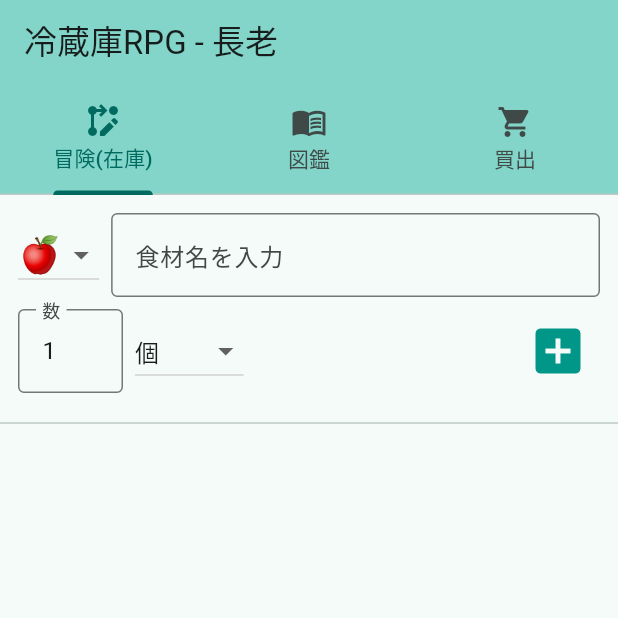
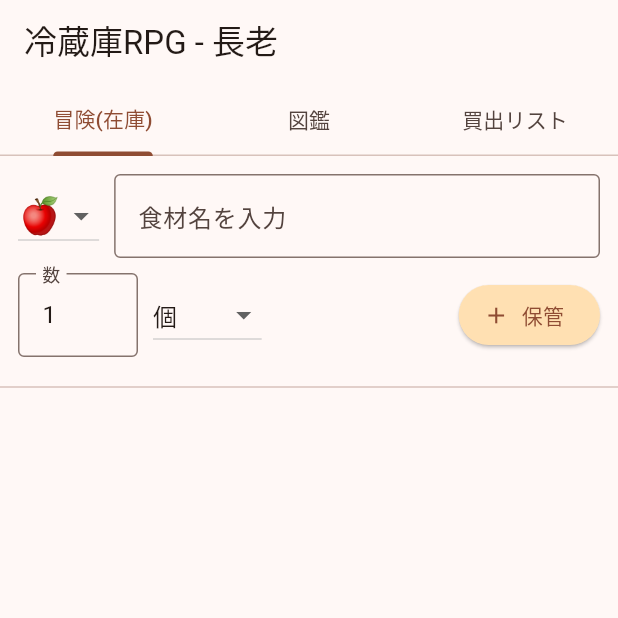
Before and after one commit to cdsa1230126-ai/reizoko_app, a Flutter app: the screen it shows after launch, on a phone screen of 412 x 824 dp, the top half of it. Run offline on Flutter 3.47's test engine with Material 3 defaults, Android fonts, the phone set to English and light mode, and no system bars; our stand-ins replace camera, shared_preferences; missing offline and left inert: dart:html.

Commit message:
Update main.dart

```diff
--- a/lib/main.dart
+++ b/lib/main.dart
@@ -10,7 +10,7 @@ void main() async {
   try {
     cameras = await availableCameras();
   } catch (e) {
-    print("カメラ準備完了（Web）");
+    print("カメラが見つかりません: $e");
   }
   runApp(ReizokoApp(cameras: cameras));
 }
@@ -23,9 +23,8 @@ class ReizokoApp extends StatelessWidget {
   Widget build(BuildContext context) {
     return MaterialApp(
       title: '冷蔵庫RPG',
-      // マテリアル3を維持しつつ、壊れたUIを直す
       theme: ThemeData(
-        colorScheme: ColorScheme.fromSeed(seedColor: Colors.teal),
+        colorScheme: ColorScheme.fromSeed(seedColor: Colors.orange.shade900),
         useMaterial3: true,
       ),
       home: ReizokoHomePage(cameras: cameras),
@@ -49,43 +48,35 @@ class _ReizokoHomePageState extends State<ReizokoHomePage> with TickerProviderSt
 
   final TextEditingController _itemController = TextEditingController();
   final TextEditingController _countController = TextEditingController(text: "1");
-  DateTime _selectedDate = DateTime.now().add(const Duration(days: 7));
   String _selectedIcon = "🍎";
   String _selectedUnit = "個";
   final List<String> _unitOptions = ["個", "kg", "g", "本", "ml", "L", "パック", "袋", "玉"];
-
-  late AnimationController _blinkController;
 
   @override
   void initState() {
     super.initState();
     _loadData();
-    _blinkController = AnimationController(
-      vsync: this,
-      duration: const Duration(milliseconds: 700),
-    )..repeat(reverse: true);
-
     _itemController.addListener(_autoDetectItems);
   }
 
   @override
   void dispose() {
+    _itemController.removeListener(_autoDetectItems);
     _itemController.dispose();
     _countController.dispose();
-    _blinkController.dispose();
     super.dispose();
   }
 
-  // --- 最強機能：お米自動判別 ---
+  // 自動判別アシスト
   void _autoDetectItems() {
     String text = _itemController.text;
     if (text.contains("米") || text.contains("こめ") || text.contains("コメ")) {
       if (_selectedUnit != "kg") {
-        setState(() {
-          _selectedUnit = "kg";
-          _selectedIcon = "🍚";
-          _countController.text = "5"; // 米なら5kg提案
-        });
+        setState(() { _selectedUnit = "kg"; _selectedIcon = "🍚"; _countController.text = "5"; });
+      }
+    } else if (text.contains("牛乳") || text.contains("ミルク") || text.contains("酒")) {
+      if (_selectedUnit != "ml") {
+        setState(() { _selectedUnit = "ml"; _selectedIcon = "🥛"; _countController.text = "1000"; });
       }
     }
   }
@@ -96,7 +87,6 @@ class _ReizokoHomePageState extends State<ReizokoHomePage> with TickerProviderSt
       inventory = List<Map<String, dynamic>>.from(json.decode(prefs.getString('inventory') ?? '[]'));
       shoppingList = prefs.getStringList('shoppingList') ?? [];
       monsterBook = List<Map<String, dynamic>>.from(json.decode(prefs.getString('monsterBook') ?? '[]'));
-      characterMode = prefs.getString('characterMode') ?? "長老";
     });
   }
 
@@ -105,7 +95,6 @@ class _ReizokoHomePageState extends State<ReizokoHomePage> with TickerProviderSt
     await prefs.setString('inventory', json.encode(inventory));
     await prefs.setStringList('shoppingList', shoppingList);
     await prefs.setString('monsterBook', json.encode(monsterBook));
-    await prefs.setString('characterMode', characterMode);
   }
 
   void _addItem() {
@@ -116,7 +105,6 @@ class _ReizokoHomePageState extends State<ReizokoHomePage> with TickerProviderSt
         "icon": _selectedIcon,
         "count": double.tryParse(_countController.text) ?? 1.0,
         "unit": _selectedUnit,
-        "expiry": _selectedDate.toIso8601String(),
       });
       if (!monsterBook.any((m) => m['name'] == _itemController.text)) {
         monsterBook.add({"name": _itemController.text, "icon": _selectedIcon});
@@ -131,9 +119,8 @@ class _ReizokoHomePageState extends State<ReizokoHomePage> with TickerProviderSt
   void _updateCount(int index, double delta) {
     setState(() {
       inventory[index]['count'] += delta;
-      // 計算誤差対策として非常に小さな数字で判定
       if (inventory[index]['count'] <= 0.001) {
-        shoppingList.add(inventory[index]['name']);
+        if (!shoppingList.contains(inventory[index]['name'])) shoppingList.add(inventory[index]['name']);
         inventory.removeAt(index);
       }
     });
@@ -142,19 +129,13 @@ class _ReizokoHomePageState extends State<ReizokoHomePage> with TickerProviderSt
 
   @override
   Widget build(BuildContext context) {
-    // 壊れる前のスッキリしたタブ・レイアウトを復元
     return DefaultTabController(
       length: 3,
       child: Scaffold(
         appBar: AppBar(
           title: Text("冷蔵庫RPG - $characterMode"),
-          backgroundColor: Theme.of(context).colorScheme.inversePrimary,
           bottom: const TabBar(
-            tabs: [
-              Tab(icon: Icon(Icons.rebase_edit), text: "冒険(在庫)"),
-              Tab(icon: Icon(Icons.menu_book), text: "図鑑"),
-              Tab(icon: Icon(Icons.shopping_cart), text: "買出"),
-            ],
+            tabs: [Tab(text: "冒険(在庫)"), Tab(text: "図鑑"), Tab(text: "買出リスト")],
           ),
         ),
         body: TabBarView(
@@ -164,89 +145,72 @@ class _ReizokoHomePageState extends State<ReizokoHomePage> with TickerProviderSt
     );
   }
 
-  // --- 1. 冒険(在庫)ページ ---
   Widget _buildInventoryPage() {
     return Column(
       children: [
-        // スマホでも崩れないように、Paddingを適切に取りレイアウト
         Padding(
           padding: const EdgeInsets.all(12.0),
           child: Column(
             children: [
-              // 1段目：食材名とアイコン
+              // 1段目: アイコン選択と名前入力
               Row(
                 children: [
                   DropdownButton<String>(
                     value: _selectedIcon,
-                    items: ["🍎", "🥩", "🥦", "🥛", "🐟", "🍚", "🥚", "🍞"].map((s) => DropdownMenuItem(value: s, child: Text(s, style: const TextStyle(fontSize: 24)))).toList(),
+                    items: ["🍎", "🥩", "🥦", "🥛", "🐟", "🍚", "🥚"].map((s) => DropdownMenuItem(value: s, child: Text(s, style: const TextStyle(fontSize: 24)))).toList(),
                     onChanged: (v) => setState(() => _selectedIcon = v!),
                   ),
-                  const SizedBox(width: 8),
-                  Expanded(
-                    child: TextField(
-                      controller: _itemController,
-                      decoration: const InputDecoration(labelText: "食材名を入力", border: OutlineInputBorder()),
-                    ),
-                  ),
+                  const SizedBox(width: 10),
+                  Expanded(child: TextField(controller: _itemController, decoration: const InputDecoration(labelText: "食材名を入力", border: OutlineInputBorder()))),
                 ],
               ),
-              const SizedBox(height: 8),
-              // 2段目：数、単位、そして追加ボタン
+              const SizedBox(height: 10),
+              // 2段目: 数量と単位選択
               Row(
                 children: [
-                  SizedBox(
-                    width: 70,
-                    child: TextField(
-                      controller: _countController,
-                      keyboardType: TextInputType.number,
-                      decoration: const InputDecoration(labelText: "数", border: OutlineInputBorder()),
-                    ),
-                  ),
-                  const SizedBox(width: 8),
-                  // ★単位を自分で選べるドロップダウン（UI崩れ防止のためスリムに）
+                  SizedBox(width: 80, child: TextField(controller: _countController, keyboardType: TextInputType.number, decoration: const InputDecoration(labelText: "数", border: OutlineInputBorder()))),
+                  const SizedBox(width: 10),
                   DropdownButton<String>(
                     value: _selectedUnit,
                     items: _unitOptions.map((u) => DropdownMenuItem(value: u, child: Text(u))).toList(),
                     onChanged: (v) => setState(() => _selectedUnit = v!),
                   ),
-                  const Spacer(), // 右端へ寄せる
-                  // 追加ボタンをスッキリと
-                  IconButton(icon: const Icon(Icons.add_box, color: Colors.teal, size: 40), onPressed: _addItem),
+                  const Spacer(),
+                  ElevatedButton.icon(
+                    onPressed: _addItem,
+                    icon: const Icon(Icons.add),
+                    label: const Text("保管"),
+                    style: ElevatedButton.styleFrom(backgroundColor: Colors.orange.shade100),
+                  ),
                 ],
               ),
             ],
           ),
         ),
         const Divider(),
-        // リスト表示（最強機能：お米の消費に対応）
         Expanded(
           child: ListView.builder(
             itemCount: inventory.length,
             itemBuilder: (context, index) {
               final item = inventory[index];
-              final String unit = item['unit'] ?? "個";
-              final bool isRice = unit == "kg";
+              final bool isKg = item['unit'] == "kg";
               return Card(
                 margin: const EdgeInsets.symmetric(horizontal: 10, vertical: 4),
                 child: ListTile(
                   leading: Text(item['icon'], style: const TextStyle(fontSize: 30)),
                   title: Text(item['name']),
-                  // 数を美しく表示（kgなどは小数点2桁まで）
-                  subtitle: Text("${item['count'].toStringAsFixed(isRice ? 2 : 0)} $unit"),
+                  subtitle: Text("${item['count'].toStringAsFixed(isKg ? 2 : 0)} ${item['unit']}"),
                   trailing: Row(
                     mainAxisSize: MainAxisSize.min,
                     children: [
-                      if (isRice) ...[
-                        // 最強機能：1合炊く
-                        ElevatedButton(
-                          onPressed: () => _updateCount(index, -0.15),
-                          style: ElevatedButton.styleFrom(padding: const EdgeInsets.symmetric(horizontal: 8)),
-                          child: const Text("1合"),
-                        ),
+                      if (isKg) ...[
+                        ElevatedButton(onPressed: () => _updateCount(index, -0.15), child: const Text("1合")),
                         const SizedBox(width: 4),
+                        ElevatedButton(onPressed: () => _updateCount(index, -0.30), child: const Text("2合")),
+                      ] else ...[
+                        IconButton(icon: const Icon(Icons.remove_circle_outline, color: Colors.orange), onPressed: () => _updateCount(index, -1)),
+                        IconButton(icon: const Icon(Icons.add_circle_outline, color: Colors.blue), onPressed: () => _updateCount(index, 1)),
                       ],
-                      IconButton(icon: const Icon(Icons.remove_circle_outline, color: Colors.orange), onPressed: () => _updateCount(index, isRice ? -0.5 : -1)),
-                      IconButton(icon: const Icon(Icons.add_circle_outline, color: Colors.blue), onPressed: () => _updateCount(index, isRice ? 0.5 : 1)),
                     ],
                   ),
                 ),
@@ -258,9 +222,33 @@ class _ReizokoHomePageState extends State<ReizokoHomePage> with TickerProviderSt
     );
   }
 
-  // --- 2. 図鑑ページ（今回は機能復元に集中） ---
-  Widget _buildBookPage() { return const Center(child: Text("図鑑モード")); }
+  Widget _buildBookPage() {
+    return GridView.builder(
+      padding: const EdgeInsets.all(10),
+      gridDelegate: const SliverGridDelegateWithFixedCrossAxisCount(crossAxisCount: 3),
+      itemCount: monsterBook.length,
+      itemBuilder: (context, index) {
+        final monster = monsterBook[index];
+        bool inStock = inventory.any((i) => i['name'] == monster['name']);
+        return Card(
+          color: inStock ? Colors.orange.shade50 : Colors.grey.shade200,
+          child: Column(mainAxisAlignment: MainAxisAlignment.center, children: [Text(monster['icon'], style: const TextStyle(fontSize: 30)), Text(monster['name'])]),
+        );
+      },
+    );
+  }
 
-  // --- 3. 買出ページ ---
-  Widget _buildShoppingPage() { return const Center(child: Text("買出リスト")); }
+  Widget _buildShoppingPage() {
+    return ListView.builder(
+      itemCount: shoppingList.length,
+      itemBuilder: (context, index) {
+        return ListTile(
+          leading: const Icon(Icons.shopping_cart, color: Colors.orange),
+          title: Text(shoppingList[index]),
+          trailing: const Text("要討伐(未購入)", style: TextStyle(color: Colors.red, fontSize: 12)),
+          onTap: () => setState(() => shoppingList.removeAt(index)),
+        );
+      },
+    );
+  }
 }
```
